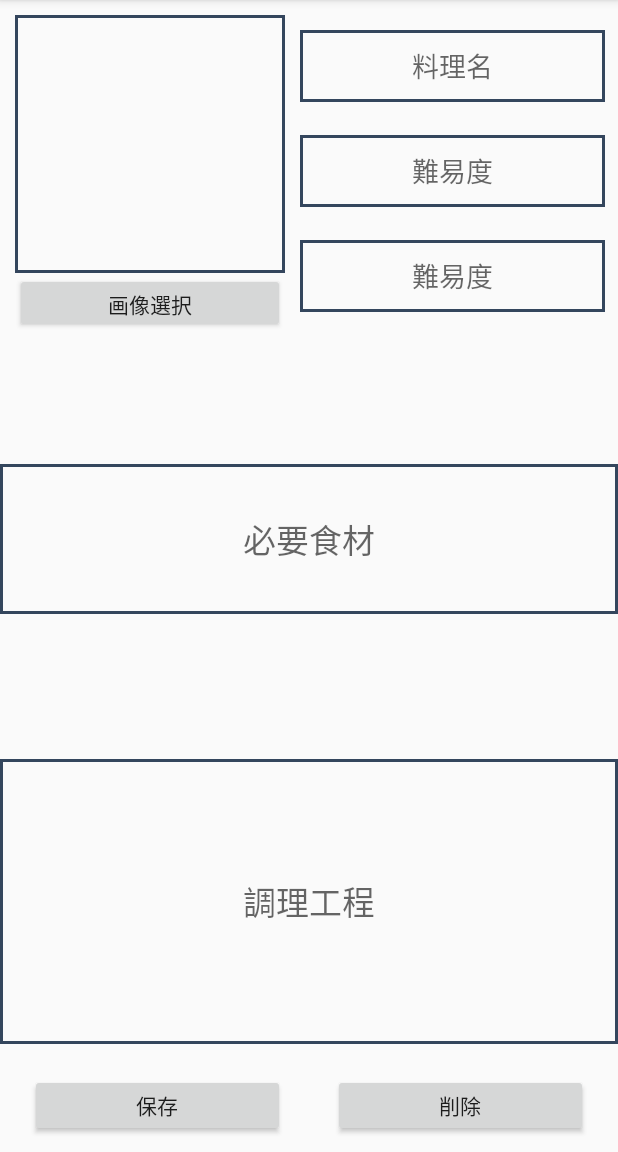
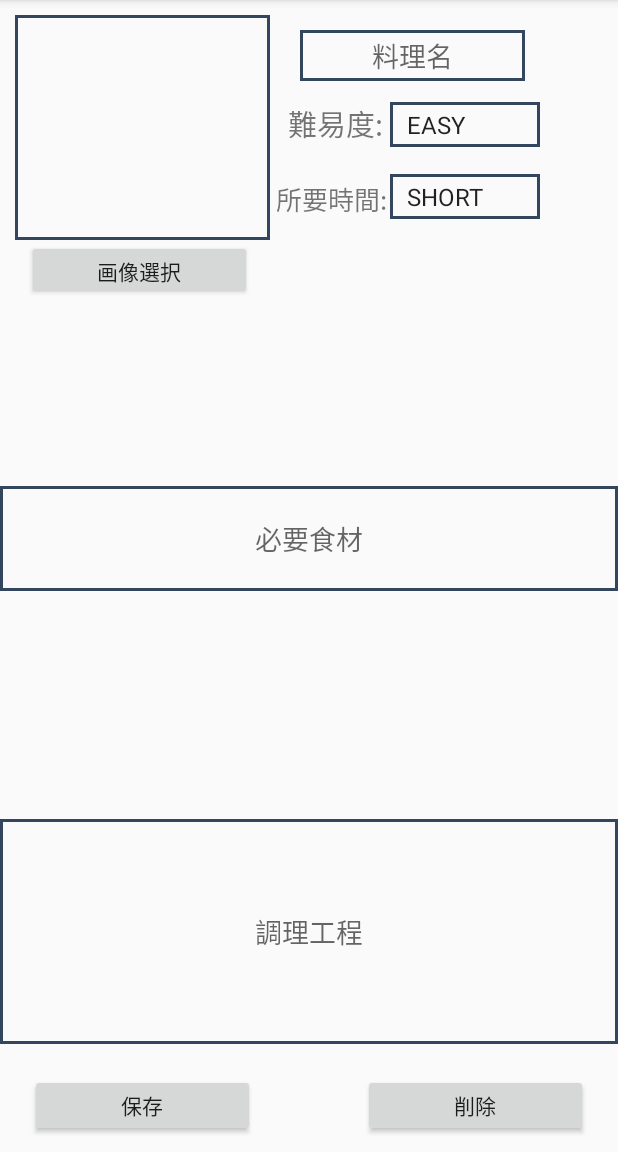
Before and after one commit to enyayoshiki/FoodMenu-android, an Android app: the EditActivity screen opened directly, with no data from a screen before it, on a phone screen of 412 x 824 dp, the part 84-1236 px from its top. Run offline under Robolectric (Android 15) with nearby library versions, the phone set to English and light mode, and no system bars; our stand-ins replace Picasso; libraries missing offline, so code that uses them is left out: io.realm, io.realm.kotlin; 1 statement that could not run was skipped.

Commit message:
4/28 first

```diff
--- a/app/src/main/java/com/example/foodmenu/CustomRecyclerViewAdapter.kt
+++ b/app/src/main/java/com/example/foodmenu/CustomRecyclerViewAdapter.kt
@@ -24,7 +24,9 @@ class CustomRecyclerViewAdapter(realmResults: RealmResults<FoodMenu>): RecyclerV
 
     override fun onBindViewHolder(holder: ViewHolder, position: Int) {
         val foodMenu = rResults[position]
-       holder.foodName?.text = foodMenu?.name
-          Picasso.get().load(Uri.parse(foodMenu?.image)).into(holder.foodImage)
+        holder.foodName?.text = foodMenu?.name
+        holder.foodDifficult?.text = foodMenu?.difficult
+        holder.foodTimeCost?.text = foodMenu?.timecost
+        Picasso.get().load(Uri.parse(foodMenu?.image)).into(holder.foodImage)
         }
     }
--- a/app/src/main/java/com/example/foodmenu/EditActivity.kt
+++ b/app/src/main/java/com/example/foodmenu/EditActivity.kt
@@ -6,8 +6,11 @@ import android.graphics.BitmapFactory
 import android.net.Uri
 import androidx.appcompat.app.AppCompatActivity
 import android.os.Bundle
-import android.widget.ImageView
-import android.widget.Toast
+import android.view.View
+import android.view.ViewGroup
+import android.widget.*
+import android.widget.Toast.LENGTH_SHORT
+import androidx.core.graphics.scaleMatrix
 import com.squareup.picasso.Picasso
 import io.realm.Realm
 import io.realm.kotlin.createObject
@@ -17,14 +20,47 @@ import kotlinx.android.synthetic.main.activity_edit.*
 
 class EditActivity : AppCompatActivity() {
     private lateinit var realm: Realm
-     var foodName = ""
+     var foodName : String = ""
      var foodImage : String? = ""
+     var foodDifficult : String = ""
+     var foodTimeCost : String = ""
+
+     val difficultItem = arrayOf("EASY", "NORMAL", "HARD")
+     val timecostItem = arrayOf("SHORT", "AVERAGE", "LONG")
+
 
 
     override fun onCreate(savedInstanceState: Bundle?) {
         super.onCreate(savedInstanceState)
         setContentView(R.layout.activity_edit)
         realm = Realm.getDefaultInstance()
+
+        val spinnerDifficult = findViewById<Spinner>(R.id.difficultEdit)
+        val adapterDifficult= ArrayAdapter(this, android.R.layout.simple_spinner_item, difficultItem)
+        adapterDifficult.setDropDownViewResource(android.R.layout.simple_spinner_dropdown_item)
+        spinnerDifficult.adapter = adapterDifficult
+
+        val spinerTimeCost = findViewById<Spinner>(R.id.timecostEdit)
+        val adapterTimeCost = ArrayAdapter(this, android.R.layout.simple_spinner_item, timecostItem)
+        adapterTimeCost.setDropDownViewResource(android.R.layout.simple_dropdown_item_1line)
+        spinerTimeCost.adapter = adapterTimeCost
+
+        difficultEdit.onItemSelectedListener = object : AdapterView.OnItemSelectedListener{
+                override fun onItemSelected(parent: AdapterView<*>?, view: View?, position: Int, id: Long) {
+                    val text = parent?.selectedItem as String
+                    foodDifficult = text.toString()
+                }
+            override fun onNothingSelected(parent: AdapterView<*>?) {
+            }
+        }
+
+         timecostEdit.onItemSelectedListener = object : AdapterView.OnItemSelectedListener {
+             override fun onItemSelected(parent: AdapterView<*>?, view: View?, position: Int, id: Long) {
+                 val text01 = parent?.selectedItem as String
+                 foodTimeCost = text01.toString()
+             }
+             override fun onNothingSelected(parent: AdapterView<*>?) {}
+         }
 
         selectImageBtn.setOnClickListener {
             selectPhoto()
@@ -39,6 +75,8 @@ class EditActivity : AppCompatActivity() {
                 val foodMenu = realm.createObject<FoodMenu>(nextId)
                 foodMenu.name = foodName
                 foodMenu.image = foodImage
+                foodMenu.difficult = foodDifficult
+                foodMenu.timecost = foodTimeCost
             }
             Toast.makeText(applicationContext,"保存しました",Toast.LENGTH_SHORT).show()
         }
@@ -65,6 +103,7 @@ class EditActivity : AppCompatActivity() {
                 try {
                     resultData?.data?.also {
                         Picasso.get().load(it).into(imageEdit)
+                        scaleMatrix()
                         foodImage = resultData?.data?.toString()
                     }
                 } catch (e: Exception) {
--- a/app/src/main/java/com/example/foodmenu/FoodMenu.kt
+++ b/app/src/main/java/com/example/foodmenu/FoodMenu.kt
@@ -10,4 +10,6 @@ open class FoodMenu : RealmObject() {
     var id: Long = 0
     var name : String = ""
     var image: String? = ""
+    var difficult :String = ""
+    var timecost :String = ""
 }
--- a/app/src/main/java/com/example/foodmenu/ViewHolder.kt
+++ b/app/src/main/java/com/example/foodmenu/ViewHolder.kt
@@ -10,7 +10,9 @@ import io.realm.Realm
 import kotlinx.android.synthetic.main.one_result.view.*
 
 class ViewHolder (itemView: View): RecyclerView.ViewHolder(itemView) {
-                var foodName = itemView.resultName
-                var foodImage = itemView.resultImage
+    var foodName = itemView.resultName
+    var foodImage = itemView.resultImage
+    var foodDifficult = itemView.resultDifficult
+    var foodTimeCost = itemView.resultTimeCost
 
 }
--- a/app/src/main/res/layout/activity_edit.xml
+++ b/app/src/main/res/layout/activity_edit.xml
@@ -7,54 +7,71 @@
     tools:context=".EditActivity">
 
     <EditText
-        android:background="@drawable/flame_style"
         android:id="@+id/nameEdit"
-        android:layout_width="203dp"
-        android:layout_height="48dp"
+        android:layout_width="150dp"
+        android:layout_height="wrap_content"
         android:layout_marginLeft="200dp"
         android:layout_marginTop="20dp"
+        android:padding="3dp"
         android:hint="@string/name_hint"
         android:gravity="center"
-        app:layout_constraintLeft_toLeftOf="parent"
-        app:layout_constraintTop_toTopOf="parent"
         android:inputType="text"
-        />
-
-
-    <EditText
-        android:id="@+id/difficultEdit"
-        android:layout_width="203dp"
-        android:layout_height="48dp"
-        android:layout_marginLeft="200dp"
-        android:layout_marginTop="90dp"
         android:background="@drawable/flame_style"
-        android:gravity="center"
-        android:hint="@string/difficult_hint"
-        app:layout_constraintLeft_toLeftOf="parent"
-        app:layout_constraintTop_toTopOf="parent"
-        />
-
-    <EditText
-        android:id="@+id/timecostEdit"
-        android:layout_width="203dp"
-        android:layout_height="48dp"
-        android:layout_marginLeft="200dp"
-        android:layout_marginTop="160dp"
-        android:background="@drawable/flame_style"
-        android:gravity="center"
-        android:hint="@string/difficult_hint"
         app:layout_constraintLeft_toLeftOf="parent"
         app:layout_constraintTop_toTopOf="parent"
         />
 
 
+    <TextView
+        android:id="@+id/textD"
+        android:layout_width="wrap_content"
+        android:layout_height="wrap_content"
+        android:layout_marginLeft="192dp"
+        android:text="@string/textD_text"
+        android:textSize="19dp"
+        app:layout_constraintLeft_toLeftOf="parent"
+        app:layout_constraintTop_toTopOf="@id/difficultEdit" />
+
+    <Spinner
+        android:id="@+id/difficultEdit"
+        android:layout_width="100dp"
+        android:layout_height="30dp"
+        android:layout_marginLeft="260dp"
+        android:layout_marginTop="68dp"
+        android:padding="3dp"
+        android:background="@drawable/flame_style"
+        app:layout_constraintLeft_toLeftOf="parent"
+        app:layout_constraintTop_toTopOf="parent" />
+
+
+    <TextView
+        android:id="@+id/textT"
+        android:layout_width="wrap_content"
+        android:layout_height="wrap_content"
+        android:layout_marginLeft="184dp"
+        android:layout_marginTop="3dp"
+        android:text="@string/textT_text"
+        android:textSize="17dp"
+        app:layout_constraintLeft_toLeftOf="parent"
+        app:layout_constraintTop_toTopOf="@id/timecostEdit" />
+
+    <Spinner
+        android:id="@+id/timecostEdit"
+        android:layout_width="100dp"
+        android:layout_height="30dp"
+        android:layout_marginLeft="260dp"
+        android:layout_marginTop="116dp"
+        android:padding="3dp"
+        android:background="@drawable/flame_style"
+        app:layout_constraintLeft_toLeftOf="parent"
+        app:layout_constraintTop_toTopOf="parent" />
+
     <EditText
         android:id="@+id/foodsourceEdit"
         android:layout_width="match_parent"
-        android:layout_height="100dp"
+        android:layout_height="70dp"
         android:background="@drawable/flame_style"
         android:hint="@string/foodresource_hint"
-        android:textAppearance="@style/TextAppearance.AppCompat.Large"
         android:gravity="center"
         android:layout_marginBottom="50dp"
         android:inputType="text"
@@ -67,12 +84,11 @@
     <EditText
         android:id="@+id/cookmethodEdit"
         android:layout_width="match_parent"
-        android:layout_height="190dp"
+        android:layout_height="150dp"
         android:background="@drawable/flame_style"
         android:gravity="center"
         android:hint="@string/cookmethod_hint"
         android:inputType="text"
-        android:textAppearance="@style/TextAppearance.AppCompat.Large"
         android:layout_marginBottom="20dp"
         app:layout_constraintBottom_toTopOf="@id/saveBtn"
         app:layout_constraintEnd_toEndOf="parent"
@@ -80,26 +96,28 @@
 
     <ImageView
         android:id="@+id/imageEdit"
-        android:layout_width="180dp"
-        android:layout_height="172dp"
+        android:layout_width="170dp"
+        android:layout_height="150dp"
         android:background="@drawable/flame_style"
+        android:layout_marginTop="10dp"
+        android:layout_marginLeft="10dp"
+        android:scaleType="fitXY"
         app:layout_constraintLeft_toLeftOf="parent"
         app:layout_constraintTop_toTopOf="parent"
-        android:layout_marginTop="10dp"
-        android:layout_marginLeft="10dp"
         />
 
     <Button
         android:id="@+id/selectImageBtn"
-        android:layout_width="180dp"
+        android:layout_width="150dp"
         android:layout_height="40dp"
+        android:layout_marginLeft="8dp"
         android:text="@string/selectimage_text"
         app:layout_constraintLeft_toLeftOf="@id/imageEdit"
         app:layout_constraintTop_toBottomOf="@id/imageEdit" />
 
     <Button
         android:id="@+id/deleteBtn"
-        android:layout_width="170dp"
+        android:layout_width="150dp"
         android:layout_height="42dp"
         android:text="@string/delete_text"
         app:layout_constraintRight_toRightOf="parent"
@@ -109,7 +127,7 @@
 
     <Button
         android:id="@+id/saveBtn"
-        android:layout_width="170dp"
+        android:layout_width="150dp"
         android:layout_height="42dp"
         android:layout_marginBottom="10dp"
         android:text="@string/save_text"
--- a/app/src/main/res/layout/one_result.xml
+++ b/app/src/main/res/layout/one_result.xml
@@ -1,16 +1,21 @@
 <?xml version="1.0" encoding="utf-8"?>
 <androidx.constraintlayout.widget.ConstraintLayout xmlns:android="http://schemas.android.com/apk/res/android"
+    xmlns:tools="http://schemas.android.com/tools"
     android:layout_width="match_parent"
     android:layout_height="170dp"
     xmlns:app="http://schemas.android.com/apk/res-auto">
 
     <ImageView
         android:id="@+id/resultImage"
-        android:layout_width="186dp"
-        android:layout_height="162dp"
+        android:layout_width="139dp"
+        android:layout_height="145dp"
+        android:layout_marginLeft="20dp"
+        android:padding="5dp"
+        android:scaleType="fitXY"
         app:layout_constraintBottom_toBottomOf="parent"
         app:layout_constraintStart_toStartOf="parent"
-        app:layout_constraintTop_toTopOf="parent" />
+        app:layout_constraintTop_toTopOf="parent"
+        />
 
 
     <TextView
@@ -19,7 +24,9 @@
         android:layout_height="wrap_content"
         android:textAppearance="@style/TextAppearance.AppCompat.Large"
         android:background="@drawable/flame_style"
-        android:layout_marginLeft="30dp"
+        android:layout_marginLeft="20dp"
+        android:layout_marginTop="5dp"
+        android:padding="5dp"
         app:layout_constraintLeft_toRightOf="@id/resultImage"
         app:layout_constraintTop_toTopOf="parent"
         />
@@ -28,19 +35,24 @@
         android:id="@+id/resultDifficult"
         android:layout_width="wrap_content"
         android:layout_height="wrap_content"
+        android:layout_marginTop="20dp"
+        android:padding="5dp"
+        android:textAppearance="@style/TextAppearance.AppCompat.Large"
+        android:background="@drawable/flame_style"
         app:layout_constraintLeft_toLeftOf="@id/resultName"
         app:layout_constraintTop_toBottomOf="@id/resultName"
-        android:layout_marginTop="30dp"
-        android:textAppearance="@style/TextAppearance.AppCompat.Large"
         />
+
     <TextView
         android:id="@+id/resultTimeCost"
         android:layout_width="wrap_content"
         android:layout_height="wrap_content"
+        android:layout_marginTop="20dp"
+        android:padding="5dp"
+        android:textAppearance="@style/TextAppearance.AppCompat.Large"
+        android:background="@drawable/flame_style"
         app:layout_constraintLeft_toLeftOf="@id/resultName"
         app:layout_constraintTop_toBottomOf="@id/resultDifficult"
-        android:layout_marginTop="30dp"
-        android:textAppearance="@style/TextAppearance.AppCompat.Large"
         />
 
     <View
--- a/app/src/main/res/values/strings.xml
+++ b/app/src/main/res/values/strings.xml
@@ -8,4 +8,6 @@
     <string name="timecost_hint">所要時間</string>
     <string name="foodresource_hint">必要食材</string>
     <string name="cookmethod_hint">調理工程</string>
+    <string name="textD_text">難易度:</string>
+    <string name="textT_text">所要時間:</string>
 </resources>
```
